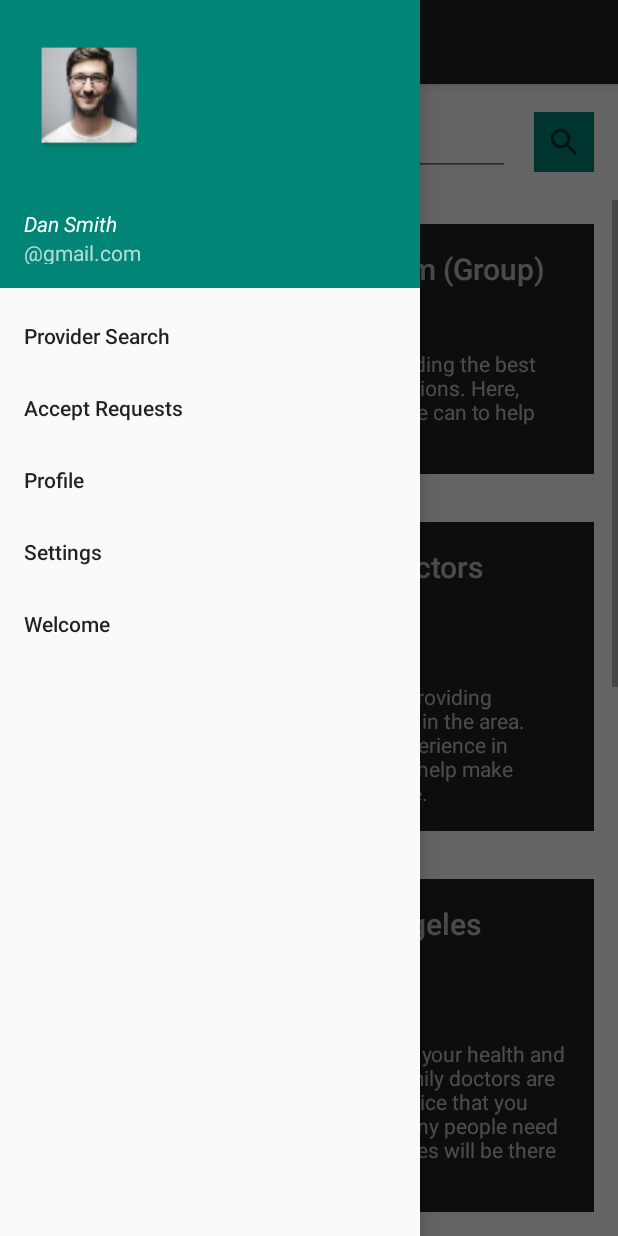
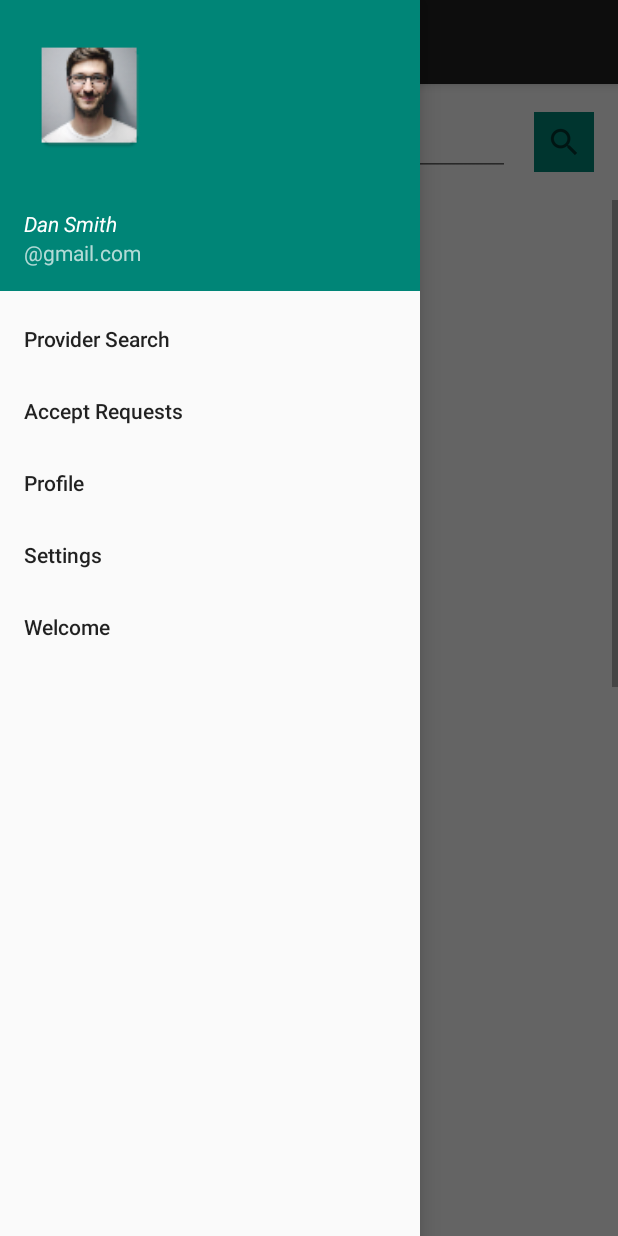
Before and after one commit to qbit-0/Congressional-App-Challenge, an Android app: the fragment SearchFragment placed in its activity, with the side drawer open, on a phone screen of 412 x 824 dp. Run offline under Robolectric (Android 15) with nearby library versions, the phone set to English and light mode, and no system bars; 1 statement that could not run was skipped.

Commit message:
updated app.

```diff
--- a/ServiceNet/app/src/main/res/layout/nav_header_main.xml
+++ b/ServiceNet/app/src/main/res/layout/nav_header_main.xml
@@ -3,7 +3,7 @@
     xmlns:android="http://schemas.android.com/apk/res/android"
     xmlns:app="http://schemas.android.com/apk/res-auto"
     android:layout_width="match_parent"
-    android:layout_height="@dimen/nav_header_height"
+    android:layout_height="wrap_content"
     android:background="@drawable/side_nav_bar"
     android:backgroundTint="?attr/colorAccent"
     android:backgroundTintMode="src_over"
--- a/ServiceNet/app/src/main/res/layout/search.xml
+++ b/ServiceNet/app/src/main/res/layout/search.xml
@@ -61,7 +61,7 @@
                 android:layout_width="match_parent"
                 android:layout_height="match_parent"
                 android:orientation="vertical"
-                android:visibility="visible">
+                android:visibility="invisible">
 
                 <android.support.constraint.ConstraintLayout
                     android:layout_width="match_parent"
--- a/ServiceNet/app/src/main/res/layout/welcome.xml
+++ b/ServiceNet/app/src/main/res/layout/welcome.xml
@@ -125,7 +125,7 @@
                     android:layout_height="match_parent"
                     android:layout_marginTop="8dp"
                     android:orientation="vertical"
-                    android:visibility="visible">
+                    android:visibility="invisible">
 
                     <LinearLayout
                         android:layout_width="match_parent"
```
Also changed, not shown: 2 other files.
